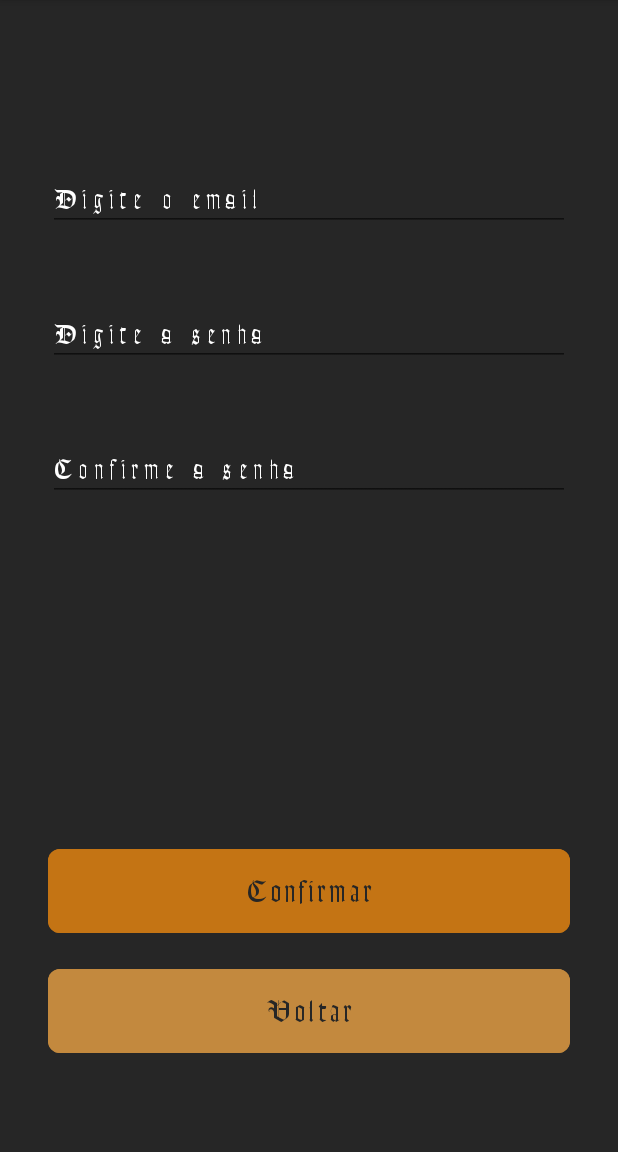
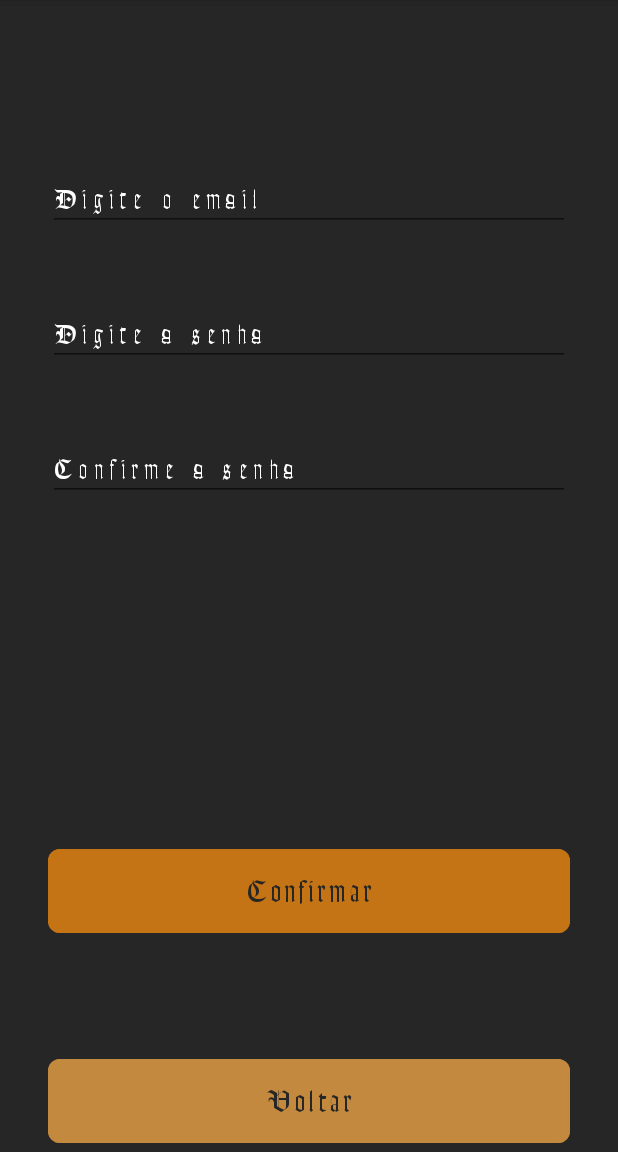
Before and after one commit to ricardolew/IESB_PI2_2021_1, an Android app: the CadastroFragment screen opened through its navigation route, on a phone screen of 412 x 824 dp, the part 84-1236 px from its top. Run offline under Robolectric (Android 15) with nearby library versions, the phone set to English and light mode, and no system bars; our stand-ins replace Dagger/Hilt's generated code, Firebase (no records; nobody signed in at launch, a user with empty details on screens opened directly), data binding.

Commit message:
Tag Data adicionada aos fragments

```diff
--- a/app/build.gradle
+++ b/app/build.gradle
@@ -4,6 +4,7 @@ plugins {
     id 'kotlin-android-extensions'
     id 'com.google.gms.google-services'
     id 'kotlin-kapt'
+    id 'dagger.hilt.android.plugin'
 }
 
 android {
@@ -57,6 +58,9 @@ dependencies {
 
     implementation fileTree(dir: "libs", include: ["*.jar"])
     implementation 'pl.droidsonroids.gif:android-gif-drawable:1.2.19'
+
+    implementation "com.google.dagger:hilt-android:2.28-alpha"
+    kapt "com.google.dagger:hilt-android-compiler:2.28-alpha"
 
     /** Kotlin Libraries */
     implementation "org.jetbrains.kotlin:kotlin-stdlib:$kotlin_version"
--- a/app/src/main/res/layout/fragment_cadastro.xml
+++ b/app/src/main/res/layout/fragment_cadastro.xml
@@ -1,7 +1,15 @@
 <?xml version="1.0" encoding="utf-8"?>
-<androidx.constraintlayout.widget.ConstraintLayout xmlns:android="http://schemas.android.com/apk/res/android"
-    xmlns:app="http://schemas.android.com/apk/res-auto"
+
+<layout xmlns:android="http://schemas.android.com/apk/res/android"
     xmlns:tools="http://schemas.android.com/tools"
+    xmlns:app="http://schemas.android.com/apk/res-auto">
+    <data>
+        <variable
+            name="fragment"
+            type="br.iesb.mobile.rpg_pi2_20211.ui.fragment.CadastroFragment" />
+    </data>
+
+    <androidx.constraintlayout.widget.ConstraintLayout
         android:layout_width="match_parent"
         android:layout_height="match_parent"
         android:background="?colorOnPrimary">
@@ -89,9 +97,9 @@
             android:layout_height="wrap_content"
             android:layout_marginStart="32dp"
             android:layout_marginEnd="32dp"
-        android:layout_marginBottom="60dp"
             android:text="@string/botao_cadastro_voltar"
             app:layout_constraintBottom_toBottomOf="parent"
             app:layout_constraintEnd_toEndOf="parent"
             app:layout_constraintStart_toStartOf="parent" />
     </androidx.constraintlayout.widget.ConstraintLayout>
+</layout>
--- a/app/src/main/res/navigation/login.xml
+++ b/app/src/main/res/navigation/login.xml
@@ -38,7 +38,11 @@
     <fragment
         android:id="@+id/cadastroFragment"
         android:name="br.iesb.mobile.rpg_pi2_20211.ui.fragment.CadastroFragment"
-        android:label="CadastroFragment" />
+        android:label="CadastroFragment" >
+        <action
+            android:id="@+id/action_cadastroFragment_to_loginFragment2"
+            app:destination="@id/loginFragment2" />
+    </fragment>
     <fragment
         android:id="@+id/esqueciFragment"
         android:name="br.iesb.mobile.rpg_pi2_20211.ui.fragment.EsqueciFragment"
--- a/build.gradle
+++ b/build.gradle
@@ -3,6 +3,7 @@ buildscript {
 //
     ext {
         kotlin_version = "1.4.31"
+//        hiltVersion = "2.33-beta"
         hiltVersion = "2.31-alpha"
         hiltAndroidXVersion = '1.0.0-alpha03'
     }
```
Also changed, not shown: app/src/main/java/br/iesb/mobile/rpg_pi2_20211/ui/fragment/LoginFragment.kt (+9 -2 lines), app/src/main/res/layout/fragment_esqueci.xml (+11 -4 lines), app/src/main/res/layout/fragment_home.xml (+10 -4 lines), app/src/main/res/layout/fragment_personagem.xml (+10 -4 lines). Lines whose indentation alone changed are shown as unchanged.
